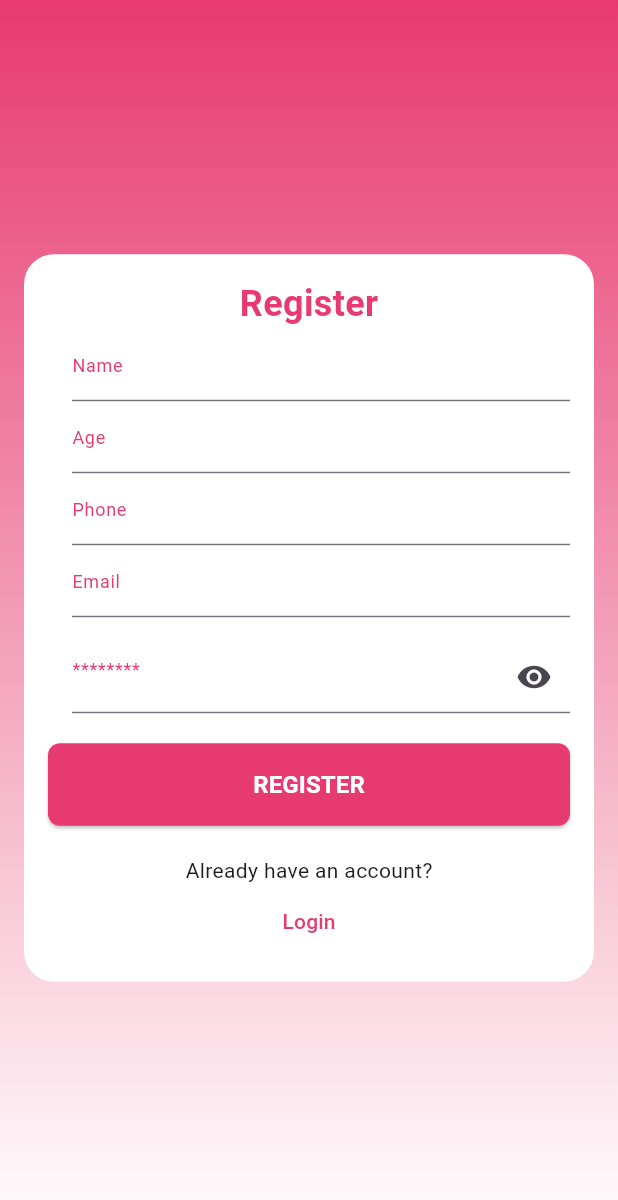
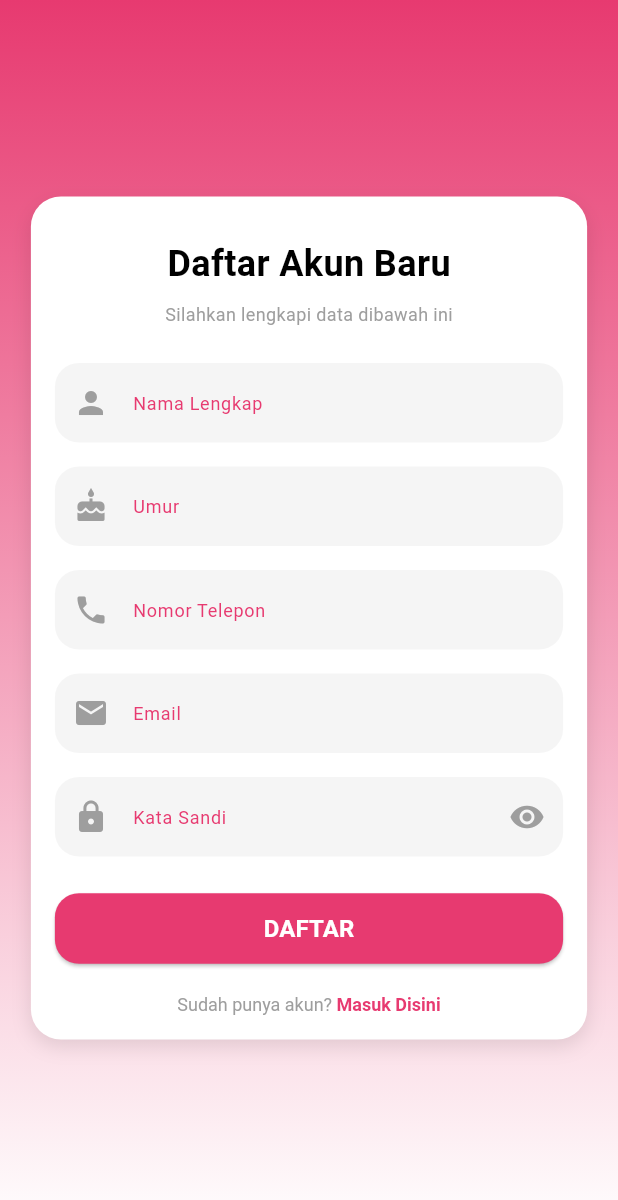
Before and after one commit to abuamar142/my_sadari, a Flutter app: the SignUpView screen opened by its route, on a phone screen of 412 x 824 dp. Shown: the top 1200 px of the screen. Run offline on Flutter 3.47's test engine with Material 3 defaults, Android fonts, the phone set to English and light mode, and no system bars; our stand-ins replace get, get_storage, graphql_flutter; missing offline and left inert: flutter_inappwebview; accounts and stored records are empty.

Commit message:
sign-up: revamp ui

```diff
--- a/lib/app/modules/sign_up/views/sign_up_view.dart
+++ b/lib/app/modules/sign_up/views/sign_up_view.dart
@@ -1,3 +1,4 @@
+import 'package:flutter/gestures.dart';
 import 'package:flutter/material.dart';
 import 'package:get/get.dart';
 
@@ -15,152 +16,214 @@ class SignUpView extends GetView<SignUpController> {
       decoration: BoxDecoration(gradient: AppColors.background1),
       child: Scaffold(
         backgroundColor: Colors.transparent,
-        body: Column(
-          mainAxisAlignment: MainAxisAlignment.center,
-          children: [
-            Center(
+        body: Center(
+          child: SingleChildScrollView(
             child: Container(
               padding: EdgeInsets.all(AppDimensions.paddingLarge),
-                margin: EdgeInsets.all(AppDimensions.paddingLarge),
-                width: Get.width,
+              margin: EdgeInsets.symmetric(
+                horizontal: AppDimensions.paddingLarge,
+              ),
+              width: Get.width * 0.9,
               decoration: BoxDecoration(
                 color: AppColors.white,
                 borderRadius: BorderRadius.circular(AppDimensions.radiusLarge),
+                boxShadow: [
+                  BoxShadow(
+                    color: Colors.black.withValues(alpha: 0.1),
+                    blurRadius: 10,
+                    offset: Offset(0, 5),
+                  ),
+                ],
               ),
               child: Column(
+                crossAxisAlignment: CrossAxisAlignment.center,
                 children: [
+                  SizedBox(height: 12),
+
                   Text(
-                      "Register",
+                    "Daftar Akun Baru",
                     style: TextStyle(
-                        color: AppColors.pink,
+                      color: AppColors.black,
                       fontSize: 24,
                       fontWeight: FontWeight.bold,
                     ),
                   ),
 
-                    Row(
-                      children: [
-                        SizedBox(width: 16),
-                        Flexible(
-                          child: TextField(
+                  SizedBox(height: 8),
+
+                  Text(
+                    "Silahkan lengkapi data dibawah ini",
+                    style: AppTextStyle.caption.copyWith(color: Colors.grey),
+                  ),
+
+                  SizedBox(height: 24),
+
+                  // Name Input
+                  TextField(
                     controller: controller.nameController,
                     style: AppTextStyle.bodyMedium1,
                     decoration: InputDecoration(
-                              hintText: 'Name',
+                      hintText: 'Nama Lengkap',
                       hintStyle: AppTextStyle.caption,
+                      filled: true,
+                      fillColor: Colors.grey.withValues(alpha: 0.1),
+                      border: OutlineInputBorder(
+                        borderRadius: BorderRadius.circular(
+                          AppDimensions.radiusMedium,
+                        ),
+                        borderSide: BorderSide.none,
+                      ),
+                      prefixIcon: Icon(Icons.person, color: Colors.grey),
                     ),
                   ),
-                        ),
-                      ],
-                    ),
-                    Row(
-                      children: [
-                        SizedBox(width: 16),
-                        Flexible(
-                          child: TextField(
+                  SizedBox(height: 16),
+
+                  // Age Input
+                  TextField(
                     controller: controller.ageController,
                     keyboardType: TextInputType.number,
                     style: AppTextStyle.bodyMedium1,
                     decoration: InputDecoration(
-                              hintText: 'Age',
+                      hintText: 'Umur',
                       hintStyle: AppTextStyle.caption,
+                      filled: true,
+                      fillColor: Colors.grey.withValues(alpha: 0.1),
+                      border: OutlineInputBorder(
+                        borderRadius: BorderRadius.circular(
+                          AppDimensions.radiusMedium,
+                        ),
+                        borderSide: BorderSide.none,
+                      ),
+                      prefixIcon: Icon(Icons.cake, color: Colors.grey),
                     ),
                   ),
-                        ),
-                      ],
-                    ),
-                    Row(
-                      children: [
-                        SizedBox(width: 16),
-                        Flexible(
-                          child: TextField(
+                  SizedBox(height: 16),
+
+                  // Phone Input
+                  TextField(
                     controller: controller.phoneController,
                     keyboardType: TextInputType.phone,
                     style: AppTextStyle.bodyMedium1,
                     decoration: InputDecoration(
-                              hintText: 'Phone',
+                      hintText: 'Nomor Telepon',
                       hintStyle: AppTextStyle.caption,
+                      filled: true,
+                      fillColor: Colors.grey.withValues(alpha: 0.1),
+                      border: OutlineInputBorder(
+                        borderRadius: BorderRadius.circular(
+                          AppDimensions.radiusMedium,
+                        ),
+                        borderSide: BorderSide.none,
+                      ),
+                      prefixIcon: Icon(Icons.phone, color: Colors.grey),
                     ),
                   ),
-                        ),
-                      ],
-                    ),
-                    Row(
-                      children: [
-                        SizedBox(width: 16),
-                        Flexible(
-                          child: TextField(
+                  SizedBox(height: 16),
+
+                  // Email Input
+                  TextField(
                     controller: controller.emailController,
                     keyboardType: TextInputType.emailAddress,
                     style: AppTextStyle.bodyMedium1,
                     decoration: InputDecoration(
                       hintText: 'Email',
                       hintStyle: AppTextStyle.caption,
+                      filled: true,
+                      fillColor: Colors.grey.withValues(alpha: 0.1),
+                      border: OutlineInputBorder(
+                        borderRadius: BorderRadius.circular(
+                          AppDimensions.radiusMedium,
+                        ),
+                        borderSide: BorderSide.none,
+                      ),
+                      prefixIcon: Icon(Icons.email, color: Colors.grey),
                     ),
                   ),
-                        ),
-                      ],
-                    ),
                   SizedBox(height: 16),
-                    Row(
-                      children: [
-                        SizedBox(width: 16),
-                        Flexible(
-                          child: Obx(
+
+                  // Password Input
+                  Obx(
                     () => TextField(
                       controller: controller.passwordController,
                       obscureText: controller.hidePassword.value,
+                      style: AppTextStyle.bodyMedium1,
                       decoration: InputDecoration(
-                                hintText: '********',
+                        hintText: 'Kata Sandi',
                         hintStyle: AppTextStyle.caption,
+                        filled: true,
+                        fillColor: Colors.grey.withValues(alpha: 0.1),
+                        border: OutlineInputBorder(
+                          borderRadius: BorderRadius.circular(
+                            AppDimensions.radiusMedium,
+                          ),
+                          borderSide: BorderSide.none,
+                        ),
+                        prefixIcon: Icon(Icons.lock, color: Colors.grey),
                         suffixIcon: IconButton(
                           onPressed: controller.toggleVisibility,
                           icon: Icon(
                             controller.hidePassword.value
                                 ? Icons.visibility
                                 : Icons.visibility_off,
+                            color: Colors.grey,
                           ),
                         ),
                       ),
-                              style: AppTextStyle.bodyMedium1,
                     ),
                   ),
-                        ),
-                      ],
-                    ),
 
-                    SizedBox(height: 20),
+                  SizedBox(height: 24),
 
+                  // Register Button
                   SizedBox(
                     width: double.infinity,
                     child: ElevatedButton(
                       style: ElevatedButton.styleFrom(
                         backgroundColor: AppColors.pink,
-                          padding: EdgeInsets.symmetric(vertical: 16),
+                        padding: EdgeInsets.symmetric(vertical: 12),
                         shape: RoundedRectangleBorder(
-                            borderRadius: BorderRadius.circular(8),
+                          borderRadius: BorderRadius.circular(
+                            AppDimensions.radiusMedium,
+                          ),
                         ),
                       ),
                       onPressed: () {},
-                        child: Text('REGISTER', style: AppTextStyle.buttonText1),
+                      child: Text('DAFTAR', style: AppTextStyle.buttonText1),
                     ),
                   ),
 
                   SizedBox(height: 20),
-                    Text('Already have an account?'),
 
-                    TextButton(
-                      onPressed: () {},
-                      child: Text(
-                        'Login',
-                        style: TextStyle(color: AppColors.pink),
+                  // Login Section
+                  RichText(
+                    textAlign: TextAlign.center,
+                    text: TextSpan(
+                      children: [
+                        TextSpan(
+                          text: 'Sudah punya akun? ',
+                          style: AppTextStyle.caption.copyWith(
+                            color: Colors.grey,
+                          ),
+                        ),
+                        TextSpan(
+                          text: 'Masuk Disini',
+                          style: AppTextStyle.caption.copyWith(
+                            color: AppColors.pink,
+                            fontWeight: FontWeight.bold,
+                          ),
+                          recognizer:
+                              TapGestureRecognizer()
+                                ..onTap = () {
+                                  Get.back();
+                                },
+                        ),
+                      ],
                     ),
                   ),
                 ],
               ),
             ),
           ),
-          ],
         ),
       ),
     );
```
Lines whose indentation alone changed are shown as unchanged.
